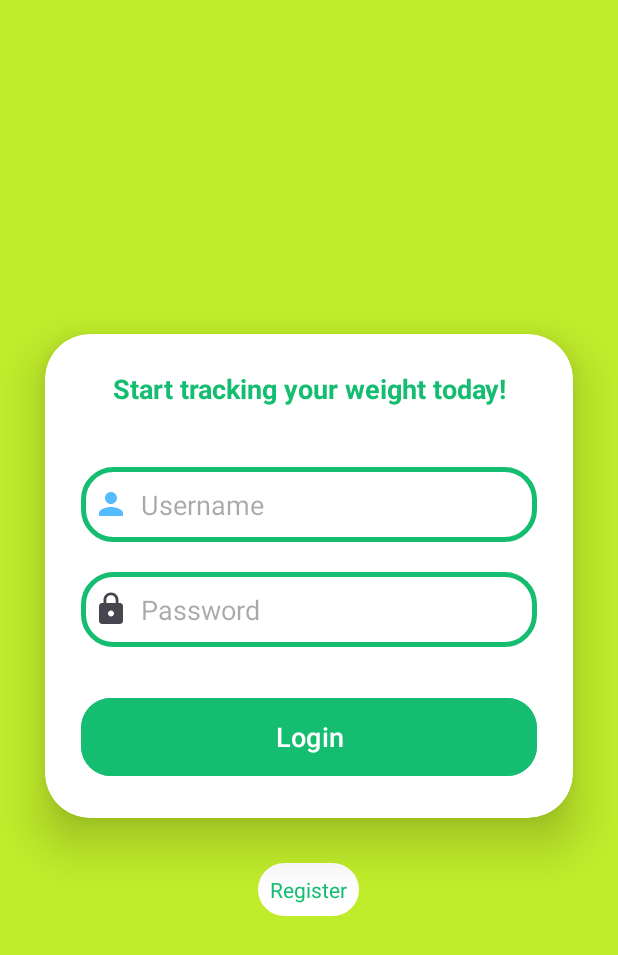
After one commit to ecan0/WeightTracker-CS-360, an Android app: the layout activity_login.xml on its own in the app's theme, with its tools: preview values and no code run, on a phone screen of 412 x 824 dp. The commit adds this screen. Shown: the top 955 px of the screen. Run offline under Robolectric (Android 15) with nearby library versions, the phone set to English and light mode, and no system bars.

Commit message:
Add activity_login layout, code, and drawable elements.

```diff
--- a/app/build.gradle
+++ b/app/build.gradle
@@ -34,6 +34,7 @@ dependencies {
     implementation libs.material
     implementation libs.activity
     implementation libs.constraintlayout
+    implementation("com.google.android.material:material:1.12.0") //Used for Material Icon packs
     testImplementation libs.junit
     androidTestImplementation libs.ext.junit
     androidTestImplementation libs.espresso.core
--- /dev/null
+++ b/app/src/main/java/com/example/weighttracker/LoginActivity.java
@@ -0,0 +1,35 @@
+package com.example.weighttracker;
+
+import androidx.appcompat.app.AppCompatActivity;
+
+import android.os.Bundle;
+import android.view.View;
+import android.widget.Button;
+import android.widget.EditText;
+import android.widget.Toast;
+
+public class LoginActivity extends AppCompatActivity {
+
+    EditText username;
+    EditText password;
+    Button loginButton;
+
+
+    @Override
+    protected void onCreate(Bundle savedInstanceState) {
+        super.onCreate(savedInstanceState);
+        setContentView(R.layout.activity_login);
+
+        username = findViewById(R.id.username);
+        password = findViewById(R.id.password);
+        loginButton = findViewById(R.id.loginButton);
+
+        loginButton.setOnClickListener(view -> {
+            if (username.getText().toString().equals("Eric.Candela") && password.getText().toString().equals("SNHUCS2024")) {
+                Toast.makeText(LoginActivity.this, "Login Successful!", Toast.LENGTH_SHORT).show();
+            } else {
+                Toast.makeText(LoginActivity.this, "Login Failed!", Toast.LENGTH_SHORT).show();
+            }
+        });
+    }
+}
--- /dev/null
+++ b/app/src/main/res/drawable/custom_edittext.xml
@@ -0,0 +1,9 @@
+<?xml version="1.0" encoding="utf-8"?>
+<shape xmlns:android="http://schemas.android.com/apk/res/android"
+    android:shape="rectangle">
+    <stroke
+        android:width="3dp"
+        android:color="@color/green"/>
+    <corners
+        android:radius="20dp"/>
+</shape>
--- /dev/null
+++ b/app/src/main/res/drawable/ic_baseline_lock_24.xml
@@ -0,0 +1,10 @@
+<vector xmlns:android="http://schemas.android.com/apk/res/android"
+    android:width="24dp"
+    android:height="24dp"
+    android:viewportWidth="24"
+    android:viewportHeight="24"
+    android:tint="?attr/colorControlNormal">
+    <path
+        android:fillColor="@android:color/white"
+        android:pathData="M18,8h-1L17,6c0,-2.76 -2.24,-5 -5,-5S7,3.24 7,6v2L6,8c-1.1,0 -2,0.9 -2,2v10c0,1.1 0.9,2 2,2h12c1.1,0 2,-0.9 2,-2L20,10c0,-1.1 -0.9,-2 -2,-2zM12,17c-1.1,0 -2,-0.9 -2,-2s0.9,-2 2,-2 2,0.9 2,2 -0.9,2 -2,2zM15.1,8L8.9,8L8.9,6c0,-1.71 1.39,-3.1 3.1,-3.1 1.71,0 3.1,1.39 3.1,3.1v2z"/>
+</vector>
--- /dev/null
+++ b/app/src/main/res/drawable/ic_baseline_person_24.xml
@@ -0,0 +1,5 @@
+<vector android:height="24dp" android:tint="#54BCFF"
+    android:viewportHeight="24" android:viewportWidth="24"
+    android:width="24dp" xmlns:android="http://schemas.android.com/apk/res/android">
+    <path android:fillColor="@android:color/white" android:pathData="M12,12c2.21,0 4,-1.79 4,-4s-1.79,-4 -4,-4 -4,1.79 -4,4 1.79,4 4,4zM12,14c-2.67,0 -8,1.34 -8,4v2h16v-2c0,-2.66 -5.33,-4 -8,-4z"/>
+</vector>
--- /dev/null
+++ b/app/src/main/res/drawable/ic_mountain_climb.xml
@@ -0,0 +1,21 @@
+<vector xmlns:android="http://schemas.android.com/apk/res/android"
+    xmlns:tools="http://schemas.android.com/tools"
+    android:width="800dp"
+    android:height="800dp"
+    android:viewportWidth="490.83"
+    android:viewportHeight="490.83"
+    tools:ignore="VectorRaster">
+  <path
+      android:pathData="M144.71,313.73l43.4,19.89l10.06,69.26c2.04,14.1 14.15,24.27 28,24.26c1.34,0 2.72,-0.09 4.09,-0.29c15.49,-2.24 26.23,-16.62 23.97,-32.11l-12.27,-84.53c-1.38,-9.52 -7.49,-17.68 -16.24,-21.68l-45.08,-20.66c0,-0.23 0.07,-0.44 0.07,-0.66l0.21,-53.02c-26.25,-38.53 -20.56,-87.39 -17.73,-103.27l-56.53,-4.92c1.04,18.64 0.17,59.19 -22.8,89.4l-0.08,20.3l-22.13,-27.04l11.61,-6.32c18.23,-26.88 18.04,-63.24 17.07,-77.76l-19.54,-1.7c-7.78,-0.67 -14.75,4.74 -16.03,12.44l-3.98,23.96l-38.1,20.76c-6.36,3.46 -10.83,9.57 -12.22,16.67c-1.38,7.1 0.47,14.44 5.06,20.04l56.36,68.83c4.79,5.87 11.76,8.9 18.8,8.9c1.21,0 2.39,-0.43 3.59,-0.61c0.17,1.22 0.28,2.45 0.55,3.64c-0.03,1.04 -0.14,2.05 -0.06,3.11l7.13,87.04L75.02,454.77c-2.97,15.36 7.07,30.23 22.42,33.2c1.83,0.35 3.64,0.52 5.42,0.52c13.3,0 25.17,-9.41 27.78,-22.96l17.6,-90.91c0.49,-2.54 0.63,-5.12 0.43,-7.7l-4.35,-53.07C144.45,313.81 144.57,313.76 144.71,313.73z"
+      android:fillColor="#000000"
+      tools:ignore="VectorPath" />
+  <path
+      android:pathData="M191.02,200.07l24.99,19.67c4.3,3.38 9.6,5.2 15.02,5.2c0.86,0 1.71,-0.05 2.56,-0.14l63.84,-6.77L276.23,394.01c-0.81,6.66 3.94,12.7 10.59,13.51c0.49,0.05 0.98,0.09 1.47,0.09c6.06,0 11.31,-4.52 12.03,-10.69l21.99,-182.46c9.99,-3.86 16.61,-13.97 15.42,-25.13c-0.77,-7.27 -4.75,-13.39 -10.31,-17.29l1.25,-10.37l35.67,11.9c19.15,6.39 39.43,8.62 59.49,6.55l33.44,-3.45c5.3,-0.55 9.5,-4.68 10.13,-9.95l8.44,-69.95c0.41,-3.43 -0.76,-6.87 -3.18,-9.34c-2.43,-2.47 -5.85,-3.7 -9.28,-3.34l-14.2,1.46c-29.01,3 -58.24,-3.03 -83.73,-17.24l-23.93,-13.36l0.6,-4.94c0.81,-6.66 -3.94,-12.7 -10.59,-13.51c-6.59,-0.75 -12.73,3.94 -13.5,10.6l-14.64,121.45l-65.11,6.91l-27.84,-21.92l5.58,-20.33c1.17,-4.28 0.38,-8.85 -2.15,-12.49c-2.53,-3.64 -6.55,-5.97 -10.97,-6.35l-23.5,-2.04C177.34,123.59 171.36,166.11 191.02,200.07z"
+      android:fillColor="#000000"/>
+  <path
+      android:pathData="M166.05,94.29c24.65,-8.78 37.48,-35.86 28.73,-60.48c-8.77,-24.62 -35.86,-37.49 -60.49,-28.71c-24.63,8.77 -37.47,35.84 -28.71,60.47C114.35,90.2 141.44,103.06 166.05,94.29z"
+      android:fillColor="#000000"/>
+  <path
+      android:pathData="M484.46,240.74c-3.86,-1.55 -8.27,-0.6 -11.14,2.39l-56,58.22c-2.23,2.33 -4.87,4.25 -7.78,5.68l-53.15,26.08c-6.56,3.22 -11.59,8.89 -13.99,15.79l-16.28,46.78c-2.73,7.85 -8.84,14.06 -16.65,16.92l-126.07,46.25c-2.29,0.85 -4.27,2.39 -5.64,4.41l-11.46,16.9c-1.04,1.54 -1.14,3.54 -0.27,5.18c0.87,1.64 2.58,2.67 4.44,2.67h293.79c14.67,0 26.58,-11.9 26.58,-26.58V250.19C490.83,246.03 488.3,242.3 484.46,240.74z"
+      android:fillColor="#000000"/>
+</vector>
--- /dev/null
+++ b/app/src/main/res/layout/activity_login.xml
@@ -0,0 +1,101 @@
+<?xml version="1.0" encoding="utf-8"?>
+<LinearLayout
+    xmlns:android="http://schemas.android.com/apk/res/android"
+    xmlns:app="http://schemas.android.com/apk/res-auto"
+    xmlns:tools="http://schemas.android.com/tools"
+    android:layout_width="match_parent"
+    android:layout_height="match_parent"
+    android:orientation="vertical"
+    android:gravity="center"
+    android:background="@color/yellow"
+    tools:context=".LoginActivity">
+    <!--
+    Code citation:
+    Knowledge, A. (2022, October 10).
+    "Easy Login Page in Android Studio using Java - 5 Steps Only!"
+    Android Knowledge. Retrieved from https://androidknowledge.com/login-page-in-android-studio/
+    -->
+    <androidx.cardview.widget.CardView
+        android:layout_width="match_parent"
+        android:layout_height="wrap_content"
+        android:layout_margin="30dp"
+        app:cardCornerRadius="30dp"
+        app:cardElevation="20dp"
+        android:background="@drawable/custom_edittext">
+
+        <LinearLayout
+            android:layout_width="match_parent"
+            android:layout_height="wrap_content"
+            android:orientation="vertical"
+            android:layout_gravity="center_horizontal"
+            android:padding="24dp">
+
+
+            <TextView
+                android:layout_width="match_parent"
+                android:layout_height="wrap_content"
+                android:text="@string/welcome_message"
+                android:id="@+id/loginText"
+                android:textSize="18sp"
+                android:textAlignment="center"
+                android:textStyle="bold"
+                android:textColor="@color/green"/>
+
+            <EditText
+                android:layout_width="match_parent"
+                android:layout_height="50dp"
+                android:id="@+id/username"
+                android:autofillHints="Please enter your username here."
+                android:background="@drawable/custom_edittext"
+                android:drawableStart="@drawable/ic_baseline_person_24"
+                android:drawablePadding="8dp"
+                android:hint="@string/username"
+                android:padding="8dp"
+                android:textColor="@color/black"
+                android:textColorHighlight="@color/cardview_dark_background"
+                android:layout_marginTop="40dp"/>
+
+            <EditText
+                android:layout_width="match_parent"
+                android:layout_height="50dp"
+                android:id="@+id/password"
+                android:autofillHints="Please enter your password here."
+                android:background="@drawable/custom_edittext"
+                android:drawableStart="@drawable/ic_baseline_lock_24"
+                android:drawablePadding="8dp"
+                android:hint="@string/password"
+                android:padding="8dp"
+                android:inputType="textPassword"
+                android:textColor="@color/black"
+                android:textColorHighlight="@color/cardview_dark_background"
+                android:layout_marginTop="20dp"/>
+
+            <Button
+                android:layout_width="match_parent"
+                android:layout_height="60dp"
+                android:id="@+id/loginButton"
+                android:text="@string/login"
+                android:textSize="18sp"
+                android:layout_marginTop="30dp"
+                android:backgroundTint="@color/green"
+                app:cornerRadius = "20dp"/>
+
+        </LinearLayout>
+
+    </androidx.cardview.widget.CardView>
+
+    <TextView
+        android:layout_width="wrap_content"
+        android:layout_height="wrap_content"
+        android:padding="8dp"
+        android:text="@string/register"
+        android:textSize="14sp"
+        android:textAlignment="center"
+        android:id="@+id/signupText"
+        android:textColor="@color/green"
+        android:background="@drawable/custom_edittext"
+        android:backgroundTint="@color/white"
+        app:cornerRadius = "20dp"
+        android:layout_marginBottom="20dp"/>
+
+</LinearLayout>
--- a/app/src/main/res/values/colors.xml
+++ b/app/src/main/res/values/colors.xml
@@ -2,4 +2,6 @@
 <resources>
     <color name="black">#FF000000</color>
     <color name="white">#FFFFFFFF</color>
+    <color name="green">#15bd71</color>
+    <color name="yellow">#c0ed2b</color>
 </resources>
--- a/app/src/main/res/values/strings.xml
+++ b/app/src/main/res/values/strings.xml
@@ -1,3 +1,8 @@
 <resources>
     <string name="app_name">WeightTracker</string>
+    <string name="welcome_message">Start tracking your weight today!</string>
+    <string name="username">Username</string>
+    <string name="password">Password</string>
+    <string name="login">Login</string>
+    <string name="register">Register</string>
 </resources>
```
